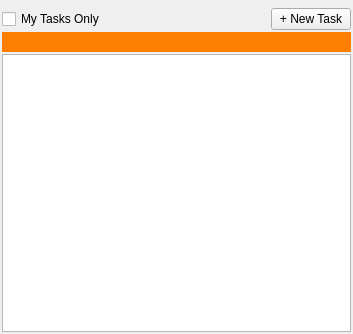
Qt form resources/entity_tree_form.ui (shotgunsoftware/tk-multi-workfiles2) before a commit.
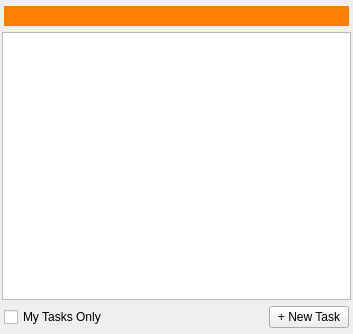
The same form after that commit. Custom widgets are drawn as their Qt base class.

```diff
--- a/resources/entity_tree_form.ui
+++ b/resources/entity_tree_form.ui
@@ -13,24 +13,68 @@
   <property name="windowTitle">
    <string>Form</string>
   </property>
-  <layout class="QVBoxLayout" name="verticalLayout" stretch="0,0,1">
+  <layout class="QVBoxLayout" name="verticalLayout" stretch="0,1,0">
    <property name="spacing">
-    <number>2</number>
+    <number>-1</number>
    </property>
    <property name="leftMargin">
     <number>2</number>
    </property>
    <property name="topMargin">
-    <number>8</number>
+    <number>6</number>
    </property>
    <property name="rightMargin">
     <number>2</number>
    </property>
    <property name="bottomMargin">
-    <number>2</number>
+    <number>6</number>
    </property>
+   <item>
+    <layout class="QHBoxLayout" name="horizontalLayout_2">
+     <property name="leftMargin">
+      <number>2</number>
+     </property>
+     <property name="rightMargin">
+      <number>2</number>
+     </property>
+     <item>
+      <widget class="SearchWidget" name="search_ctrl" native="true">
+       <property name="minimumSize">
+        <size>
+         <width>0</width>
+         <height>20</height>
+        </size>
+       </property>
+       <property name="styleSheet">
+        <string notr="true">#search_ctrl {
+background-color: rgb(255, 128, 0);
+}</string>
+       </property>
+      </widget>
+     </item>
+    </layout>
+   </item>
+   <item>
+    <widget class="QTreeView" name="entity_tree">
+     <property name="editTriggers">
+      <set>QAbstractItemView::NoEditTriggers</set>
+     </property>
+     <property name="showDropIndicator" stdset="0">
+      <bool>false</bool>
+     </property>
+     <attribute name="headerVisible">
+      <bool>false</bool>
+     </attribute>
+    </widget>
+   </item>
    <item>
     <layout class="QHBoxLayout" name="horizontalLayout">
+     <property name="leftMargin">
+      <number>2</number>
+     </property>
+     <property name="rightMargin">
+      <number>2</number>
+     </property>
      <item>
       <widget class="QCheckBox" name="my_tasks_cb">
        <property name="text">
@@ -60,34 +104,6 @@
      </item>
     </layout>
    </item>
-   <item>
-    <widget class="SearchWidget" name="search_ctrl" native="true">
-     <property name="minimumSize">
-      <size>
-       <width>0</width>
-       <height>20</height>
-      </size>
-     </property>
-     <property name="styleSheet">
-      <string notr="true">#search_ctrl {
-background-color: rgb(255, 128, 0);
-}</string>
-     </property>
-    </widget>
-   </item>
-   <item>
-    <widget class="QTreeView" name="entity_tree">
-     <property name="editTriggers">
-      <set>QAbstractItemView::NoEditTriggers</set>
-     </property>
-     <property name="showDropIndicator" stdset="0">
-      <bool>false</bool>
-     </property>
-     <attribute name="headerVisible">
-      <bool>false</bool>
-     </attribute>
-    </widget>
-   </item>
   </layout>
  </widget>
  <customwidgets>
```
